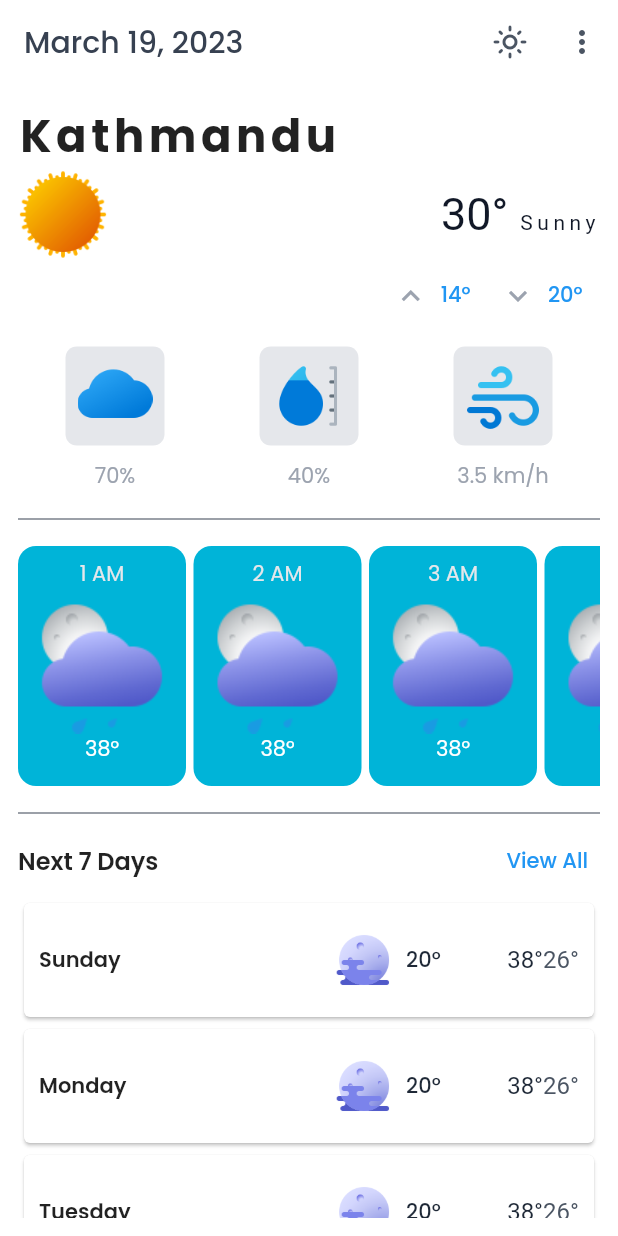
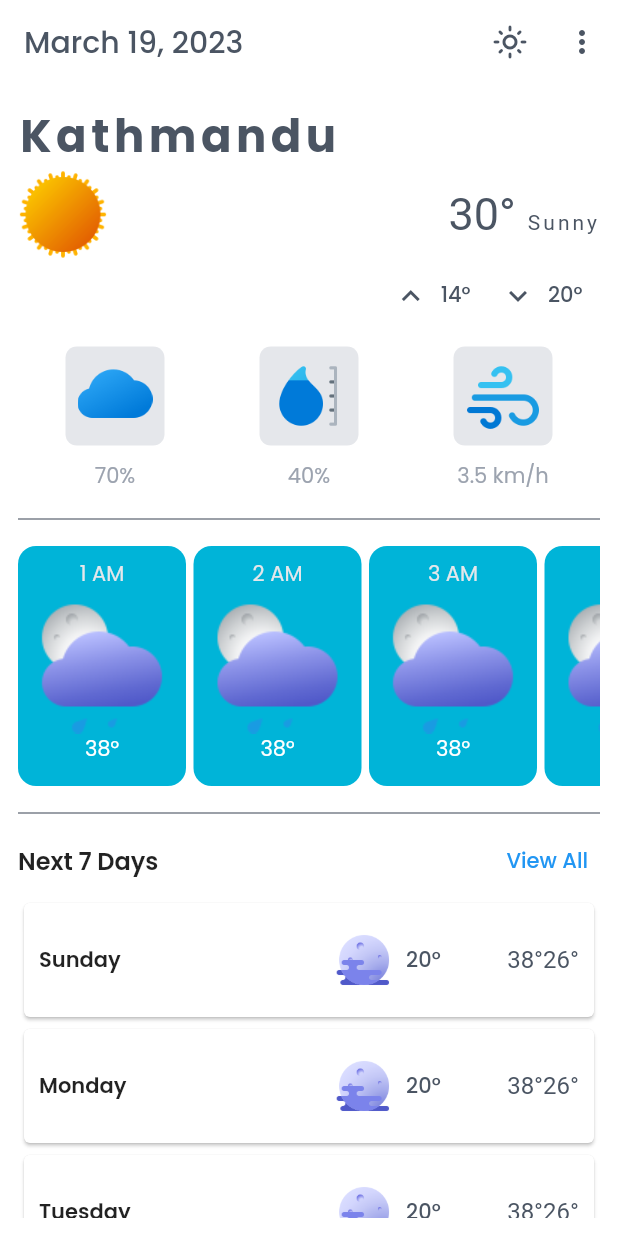
Before and after one commit to Naawaal/Weather-App, a Flutter app: the screen it shows after launch, on a phone screen of 412 x 824 dp. Run offline on Flutter 3.47's test engine with Material 2 defaults, Android fonts, the phone set to English and light mode, and no system bars; our stand-ins replace get, google_fonts, velocity_x.

Commit message:
added dark theme and light theme

```diff
--- a/lib/consts/color_const.dart
+++ b/lib/consts/color_const.dart
@@ -1,3 +1,7 @@
 import 'package:flutter/material.dart';
+import 'package:velocity_x/velocity_x.dart';
 
-const Color whiteColor = Colors.white;
+const bgColor = Color(0xff202125);
+const cardColor = Color(0xff57A0ED);
+const dividerColor = Vx.gray200;
+const textColor = Vx.gray800;
--- /dev/null
+++ b/lib/consts/image.dart
@@ -0,0 +1,3 @@
+const String clouds = "assets/icons/clouds.png";
+const String humidity = "assets/icons/humidity.png";
+const String windspeed = "assets/icons/windspeed.png";
--- /dev/null
+++ b/lib/consts/our_theme.dart
@@ -0,0 +1,34 @@
+import 'package:flutter/material.dart';
+import 'package:google_fonts/google_fonts.dart';
+import 'package:velocity_x/velocity_x.dart';
+import 'package:weather_app/consts/color_const.dart';
+
+class CustomTheme {
+  static final lightTheme = ThemeData(
+    cardColor: Colors.white,
+    fontFamily: GoogleFonts.poppins().fontFamily,
+    scaffoldBackgroundColor: Colors.white,
+    appBarTheme: const AppBarTheme(
+      elevation: 0,
+      color: Colors.transparent,
+    ),
+    primaryColor: Vx.gray800,
+    iconTheme: const IconThemeData(
+      color: Vx.gray600,
+    ),
+  );
+
+  static final darkTheme = ThemeData(
+    cardColor: Colors.white,
+    fontFamily: GoogleFonts.poppins().fontFamily,
+    scaffoldBackgroundColor: bgColor,
+    primaryColor: Colors.white,
+    appBarTheme: const AppBarTheme(
+      elevation: 0,
+      color: Colors.transparent,
+    ),
+    iconTheme: const IconThemeData(
+      color: Colors.white,
+    ),
+  );
+}
--- a/lib/views/homepage_screen.dart
+++ b/lib/views/homepage_screen.dart
@@ -1,4 +1,5 @@
 import 'package:flutter/material.dart';
+import 'package:get/get.dart';
 import 'package:intl/intl.dart';
 import 'package:velocity_x/velocity_x.dart';
 import 'package:weather_app/consts/images.dart';
@@ -9,19 +10,23 @@ class HomepageScreen extends StatelessWidget {
   @override
   Widget build(BuildContext context) {
     var date = DateFormat("yMMMMd").format(DateTime.now());
+    var theme = Theme.of(context);
     return Scaffold(
+      backgroundColor: theme.scaffoldBackgroundColor,
       appBar: AppBar(
-        title: date.text.gray700.make(),
+        title: date.text.color(theme.iconTheme.color).make(),
         actions: [
           IconButton(
-            onPressed: () {},
+            onPressed: () {
+              Get.changeTheme(ThemeData.dark());
+            },
             icon: const Icon(Icons.light_mode_outlined),
-            color: Vx.gray600,
+            color: theme.iconTheme.color,
           ),
           IconButton(
             onPressed: () {},
             icon: const Icon(Icons.more_vert_outlined),
-            color: Vx.gray600,
+            color: theme.iconTheme.color,
           ),
         ],
       ),
@@ -32,7 +37,13 @@ class HomepageScreen extends StatelessWidget {
           child: Column(
             crossAxisAlignment: CrossAxisAlignment.start,
             children: [
-              "Kathmandu".text.bold.size(30).letterSpacing(3).make(),
+              "Kathmandu"
+                  .text
+                  .bold
+                  .size(30)
+                  .letterSpacing(3)
+                  .color(theme.iconTheme.color)
+                  .make(),
               Row(
                 mainAxisAlignment: MainAxisAlignment.spaceBetween,
                 children: [
@@ -44,20 +55,20 @@ class HomepageScreen extends StatelessWidget {
                     width: 10,
                   ),
                   RichText(
-                    text: const TextSpan(
+                    text: TextSpan(
                       children: [
                         TextSpan(
                           text: "30\u00B0 ",
                           style: TextStyle(
-                            color: Vx.gray900,
+                            color: theme.iconTheme.color,
                             fontSize: 30,
                           ),
                         ),
                         TextSpan(
                           text: "Sunny",
                           style: TextStyle(
-                            color: Vx.gray900,
-                            letterSpacing: 3,
+                            color: theme.iconTheme.color,
+                            letterSpacing: 2,
                             fontSize: 14,
                           ),
                         ),
@@ -71,19 +82,19 @@ class HomepageScreen extends StatelessWidget {
                 children: [
                   TextButton.icon(
                     onPressed: () {},
-                    icon: const Icon(
+                    icon: Icon(
                       Icons.expand_less_outlined,
-                      color: Vx.gray400,
+                      color: theme.iconTheme.color,
                     ),
-                    label: "14\u00B0 ".text.make(),
+                    label: "14\u00B0 ".text.color(theme.iconTheme.color).make(),
                   ),
                   TextButton.icon(
                     onPressed: () {},
-                    icon: const Icon(
+                    icon: Icon(
                       Icons.expand_more_outlined,
-                      color: Vx.gray400,
+                      color: theme.iconTheme.color,
                     ),
-                    label: "20\u00B0 ".text.make(),
+                    label: "20\u00B0 ".text.color(theme.iconTheme.color).make(),
                   ),
                 ],
               ),
@@ -189,22 +200,25 @@ class HomepageScreen extends StatelessWidget {
                                 width: 40,
                                 height: 40,
                               ),
-                              label: "20\u00B0 ".text.gray800.make(),
+                              label: "20\u00B0 "
+                                  .text
+                                  .color(theme.iconTheme.color)
+                                  .make(),
                             ),
                           ),
                           RichText(
-                            text: const TextSpan(
+                            text: TextSpan(
                               children: [
                                 TextSpan(
                                     text: "38\u00B0",
                                     style: TextStyle(
-                                      color: Vx.gray800,
+                                      color: theme.iconTheme.color,
                                       fontSize: 16,
                                     )),
                                 TextSpan(
                                   text: "26\u00B0",
                                   style: TextStyle(
-                                    color: Vx.gray600,
+                                    color: theme.iconTheme.color,
                                     fontSize: 16,
                                   ),
                                 ),
--- a/lib/weather.dart
+++ b/lib/weather.dart
@@ -1,8 +1,7 @@
 import 'package:flutter/material.dart';
 import 'package:get/get.dart';
-import 'package:weather_app/consts/color_const.dart';
+import 'package:weather_app/consts/our_theme.dart';
 import 'package:weather_app/views/homepage_screen.dart';
-import 'package:google_fonts/google_fonts.dart';
 
 class Weather extends StatelessWidget {
   const Weather({super.key});
@@ -13,14 +12,8 @@ class Weather extends StatelessWidget {
       title: 'Weather',
       themeMode: ThemeMode.system,
       home: const HomepageScreen(),
-      theme: ThemeData(
-        fontFamily: GoogleFonts.poppins().fontFamily,
-        appBarTheme: const AppBarTheme(
-          elevation: 0,
-          backgroundColor: Colors.transparent,
-        ),
-        scaffoldBackgroundColor: whiteColor,
-      ),
+      theme: CustomTheme.lightTheme,
+      darkTheme: CustomTheme.darkTheme,
     );
   }
 }
```
